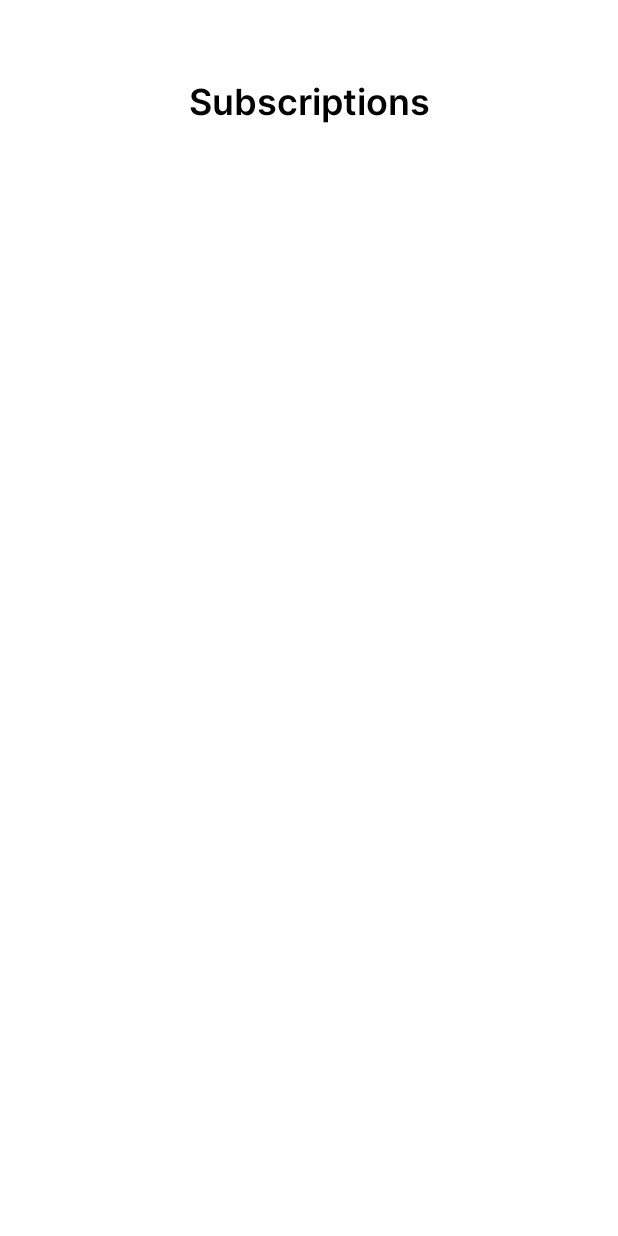
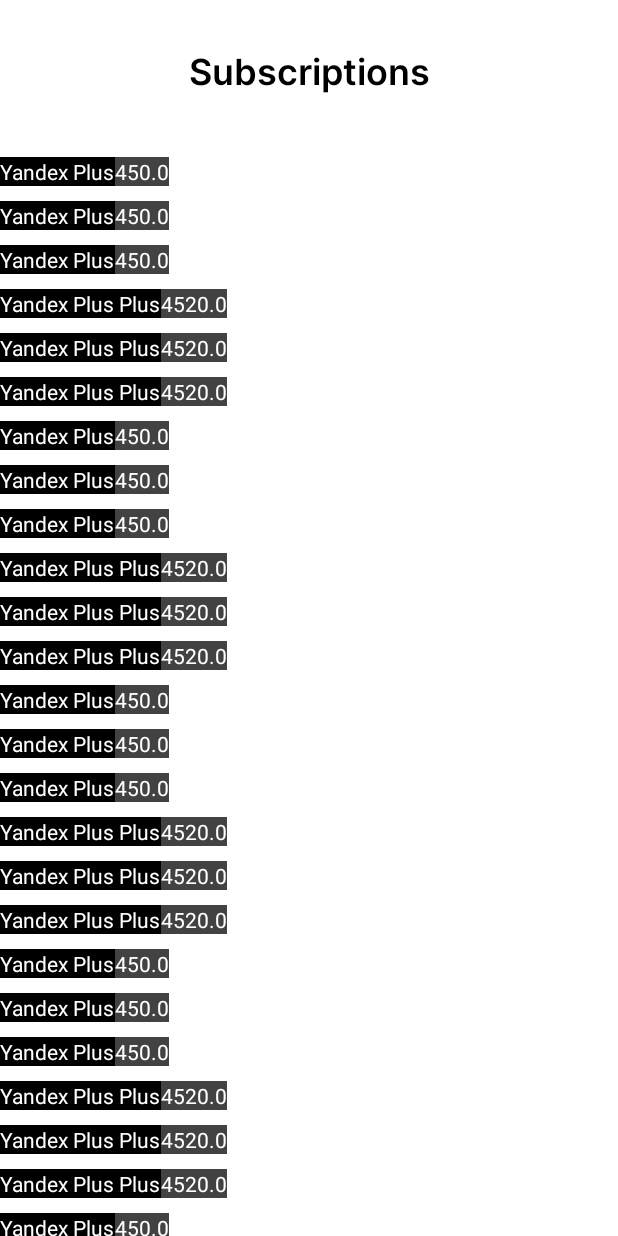
Before and after one commit to karateka-git/subscriptions-manager, an Android app: the screen it shows after launch (MainActivity), on a phone screen of 412 x 824 dp. Before the commit the screen is almost empty. Run offline under Robolectric (Android 15) with nearby library versions, the phone set to English and light mode, and no system bars.

Commit message:
added recycler view that displays subscriptions list on main screen

```diff
--- a/app/app/build.gradle
+++ b/app/app/build.gradle
@@ -41,7 +41,10 @@ android {
 
 dependencies {
 
-    // Core dependencies
+    // Modules
+    implementation project(path: ':domain')
+
+    // Common dependencies
     implementation 'androidx.core:core-ktx:1.8.0'
     implementation 'androidx.appcompat:appcompat:1.5.0'
     implementation 'com.google.android.material:material:1.6.1'
--- a/app/app/src/main/java/com/vlatrof/subscriptionsmanager/presentation/rootactivity/MainActivity.kt
+++ b/app/app/src/main/java/com/vlatrof/subscriptionsmanager/presentation/rootactivity/MainActivity.kt
@@ -1,16 +1,14 @@
 package com.vlatrof.subscriptionsmanager.presentation.rootactivity
 
+import androidx.appcompat.app.AppCompatActivity
 import android.os.Bundle
-import androidx.appcompat.app.AppCompatActivity
-import com.vlatrof.subscriptionsmanager.R
+import com.vlatrof.subscriptionsmanager.R.layout.activity_main
 
 class MainActivity : AppCompatActivity() {
 
     override fun onCreate(savedInstanceState: Bundle?) {
         super.onCreate(savedInstanceState)
-
-        setContentView(R.layout.activity_main)
-
+        setContentView(activity_main)
     }
 
 }
--- /dev/null
+++ b/app/app/src/main/java/com/vlatrof/subscriptionsmanager/presentation/screens/subscriptions/SubscriptionsFragment.kt
@@ -0,0 +1,72 @@
+package com.vlatrof.subscriptionsmanager.presentation.screens.subscriptions
+
+import android.os.Bundle
+import android.view.View
+import androidx.fragment.app.Fragment
+import com.vlatrof.subscriptionsmanager.R.layout.fragment_subscriptions
+import com.vlatrof.subscriptionsmanager.databinding.FragmentSubscriptionsBinding
+import com.vlatrof.subscriptionsmanager.domain.models.Subscription
+
+class SubscriptionsFragment : Fragment(fragment_subscriptions) {
+
+    private lateinit var binding: FragmentSubscriptionsBinding
+    private lateinit var subscriptionsListAdapter: SubscriptionsListAdapter
+
+    override fun onViewCreated(view: View, savedInstanceState: Bundle?) {
+        super.onViewCreated(view, savedInstanceState)
+
+        binding = FragmentSubscriptionsBinding.bind(view)
+        subscriptionsListAdapter = SubscriptionsListAdapter()
+        binding.rvSubscriptionsList.adapter = subscriptionsListAdapter
+
+        subscriptionsListAdapter.setData(newSubscriptionsList = listOf(
+
+            Subscription("Yandex Plus", 450.0),
+            Subscription("Yandex Plus", 450.0),
+            Subscription("Yandex Plus", 450.0),
+            Subscription("Yandex Plus Plus", 4520.0),
+            Subscription("Yandex Plus Plus", 4520.0),
+            Subscription("Yandex Plus Plus", 4520.0),
+            Subscription("Yandex Plus", 450.0),
+            Subscription("Yandex Plus", 450.0),
+            Subscription("Yandex Plus", 450.0),
+            Subscription("Yandex Plus Plus", 4520.0),
+            Subscription("Yandex Plus Plus", 4520.0),
+            Subscription("Yandex Plus Plus", 4520.0),
+            Subscription("Yandex Plus", 450.0),
+            Subscription("Yandex Plus", 450.0),
+            Subscription("Yandex Plus", 450.0),
+            Subscription("Yandex Plus Plus", 4520.0),
+            Subscription("Yandex Plus Plus", 4520.0),
+            Subscription("Yandex Plus Plus", 4520.0),
+            Subscription("Yandex Plus", 450.0),
+            Subscription("Yandex Plus", 450.0),
+            Subscription("Yandex Plus", 450.0),
+            Subscription("Yandex Plus Plus", 4520.0),
+            Subscription("Yandex Plus Plus", 4520.0),
+            Subscription("Yandex Plus Plus", 4520.0),
+            Subscription("Yandex Plus", 450.0),
+            Subscription("Yandex Plus", 450.0),
+            Subscription("Yandex Plus", 450.0),
+            Subscription("Yandex Plus Plus", 4520.0),
+            Subscription("Yandex Plus Plus", 4520.0),
+            Subscription("Yandex Plus Plus", 4520.0),
+            Subscription("Yandex Plus", 450.0),
+            Subscription("Yandex Plus", 450.0),
+            Subscription("Yandex Plus", 450.0),
+            Subscription("Yandex Plus Plus", 4520.0),
+            Subscription("Yandex Plus Plus", 4520.0),
+            Subscription("Yandex Plus Plus", 4520.0),
+            Subscription("Yandex Plus", 450.0),
+            Subscription("Yandex Plus", 450.0),
+            Subscription("Yandex Plus", 450.0),
+            Subscription("Yandex Plus Plus", 4520.0),
+            Subscription("Yandex Plus Plus", 4520.0),
+            Subscription("Yandex Plus Plus", 4520.0),
+
+        ))
+
+    }
+
+
+}
--- /dev/null
+++ b/app/app/src/main/java/com/vlatrof/subscriptionsmanager/presentation/screens/subscriptions/SubscriptionsListAdapter.kt
@@ -0,0 +1,42 @@
+package com.vlatrof.subscriptionsmanager.presentation.screens.subscriptions
+
+import android.annotation.SuppressLint
+import android.view.LayoutInflater
+import android.view.ViewGroup
+import androidx.recyclerview.widget.RecyclerView
+import com.vlatrof.subscriptionsmanager.databinding.RvItemSubscriptionBinding
+import com.vlatrof.subscriptionsmanager.domain.models.Subscription
+
+class SubscriptionsListAdapter
+    : RecyclerView.Adapter<SubscriptionsListAdapter.SubscriptionViewHolder>() {
+
+    var subscriptions: List<Subscription> = emptyList()
+
+    @SuppressLint("NotifyDataSetChanged")
+    fun setData(newSubscriptionsList: List<Subscription>) {
+        subscriptions = newSubscriptionsList
+        notifyDataSetChanged()
+    }
+
+    override fun getItemCount(): Int = subscriptions.size
+
+    class SubscriptionViewHolder(val binding: RvItemSubscriptionBinding) : RecyclerView.ViewHolder(binding.root)
+
+    override fun onCreateViewHolder(parent: ViewGroup, viewType: Int): SubscriptionViewHolder {
+
+        val binding = RvItemSubscriptionBinding.inflate(
+            LayoutInflater.from(parent.context), parent, false
+        )
+
+        return SubscriptionViewHolder(binding)
+
+    }
+
+    override fun onBindViewHolder(holder: SubscriptionViewHolder, position: Int) {
+
+        holder.binding.tvSubscriptionTitle.text = subscriptions[position].title
+        holder.binding.tvSubscriptionCost.text = subscriptions[position].cost.toString()
+
+    }
+
+}
--- a/app/app/src/main/java/com/vlatrof/subscriptionsmanager/presentation/screens/subscriptionslist/SubscriptionsListFragment.kt
+++ /dev/null
@@ -1,10 +0,0 @@
-package com.vlatrof.subscriptionsmanager.presentation.screens.subscriptionslist
-
-import androidx.fragment.app.Fragment
-import com.vlatrof.subscriptionsmanager.R
-
-class SubscriptionsListFragment : Fragment(R.layout.fragment_subscriptions_list) {
-
-
-
-}
--- a/app/app/src/main/res/layout/fragment_subscriptions_list.xml
+++ b/app/app/src/main/res/layout/fragment_subscriptions.xml
@@ -21,9 +21,11 @@
 
     <androidx.recyclerview.widget.RecyclerView
         android:id="@+id/rv_subscriptions_list"
-        android:layout_width="wrap_content"
-        android:layout_height="wrap_content"
+        android:layout_width="match_parent"
+        android:layout_height="0dp"
         android:layout_marginTop="@dimen/screen_section_margin_top"
+        app:layoutManager="androidx.recyclerview.widget.LinearLayoutManager"
+        app:layout_constraintBottom_toBottomOf="parent"
         app:layout_constraintLeft_toLeftOf="parent"
         app:layout_constraintRight_toRightOf="parent"
         app:layout_constraintTop_toBottomOf="@id/tv_subscriptions_title" />
--- /dev/null
+++ b/app/app/src/main/res/layout/rv_item_subscription.xml
@@ -0,0 +1,26 @@
+<?xml version="1.0" encoding="utf-8"?>
+
+<LinearLayout xmlns:android="http://schemas.android.com/apk/res/android"
+    android:layout_width="wrap_content"
+    android:layout_height="wrap_content"
+    android:orientation="horizontal">
+
+    <TextView
+        android:id="@+id/tv_subscription_title"
+        android:layout_width="wrap_content"
+        android:layout_height="wrap_content"
+        android:layout_marginTop="10dp"
+        android:background="@color/black"
+        android:text="title"
+        android:textColor="@color/white" />
+
+    <TextView
+        android:id="@+id/tv_subscription_cost"
+        android:layout_width="wrap_content"
+        android:layout_height="wrap_content"
+        android:layout_marginTop="10dp"
+        android:background="@color/cardview_dark_background"
+        android:text="249 RUB"
+        android:textColor="@color/white" />
+
+</LinearLayout>
--- a/app/app/src/main/res/navigation/nav_graph.xml
+++ b/app/app/src/main/res/navigation/nav_graph.xml
@@ -8,8 +8,8 @@
 
     <fragment
         android:id="@+id/fragment_subscriptions_list"
-        android:name="com.vlatrof.subscriptionsmanager.presentation.screens.subscriptionslist.SubscriptionsListFragment"
-        tools:layout="@layout/fragment_subscriptions_list">
+        android:name="com.vlatrof.subscriptionsmanager.presentation.screens.subscriptions.SubscriptionsFragment"
+        tools:layout="@layout/fragment_subscriptions">
     </fragment>
 
 </navigation>
--- a/app/app/src/main/res/values/dimens.xml
+++ b/app/app/src/main/res/values/dimens.xml
@@ -1,7 +1,7 @@
 <?xml version="1.0" encoding="utf-8"?>
 <resources>
 
-    <dimen name="screen_section_margin_top">50dp</dimen>
+    <dimen name="screen_section_margin_top">30dp</dimen>
     <dimen name="screen_title_text_size">24sp</dimen>
 
 </resources>
--- a/app/build.gradle
+++ b/app/build.gradle
@@ -3,6 +3,7 @@ plugins {
     id 'com.android.application' version '7.2.2' apply false
     id 'com.android.library' version '7.2.2' apply false
     id 'org.jetbrains.kotlin.android' version '1.7.10' apply false
+    id 'org.jetbrains.kotlin.jvm' version '1.7.10' apply false
 }
 
 task clean(type: Delete) {
--- /dev/null
+++ b/app/domain/build.gradle
@@ -0,0 +1,9 @@
+plugins {
+    id 'java-library'
+    id 'org.jetbrains.kotlin.jvm'
+}
+
+java {
+    sourceCompatibility = JavaVersion.VERSION_1_7
+    targetCompatibility = JavaVersion.VERSION_1_7
+}
--- /dev/null
+++ b/app/domain/src/main/java/com/vlatrof/subscriptionsmanager/domain/models/Subscription.kt
@@ -0,0 +1,6 @@
+package com.vlatrof.subscriptionsmanager.domain.models
+
+data class Subscription (
+    val title: String = "",
+    val cost: Double = 0.0
+)
--- a/app/settings.gradle
+++ b/app/settings.gradle
@@ -14,3 +14,4 @@ dependencyResolutionManagement {
 }
 rootProject.name = "Subscriptions Manager"
 include ':app'
+include ':domain'
```
Also changed, not shown: 1 other file.
